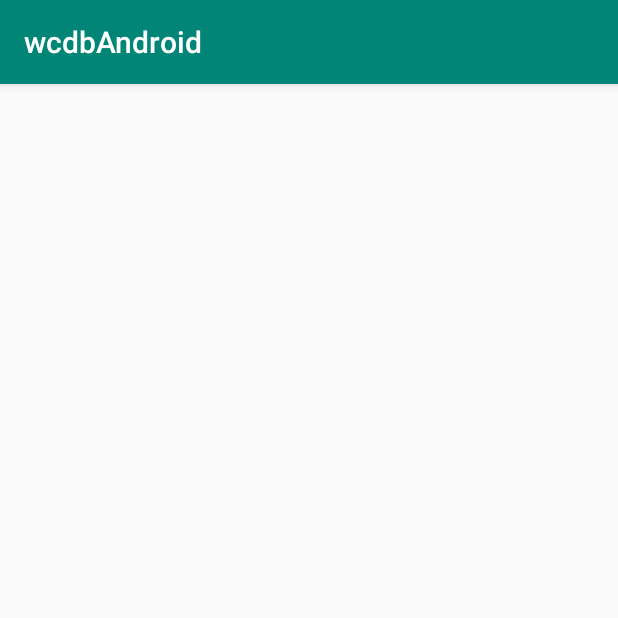
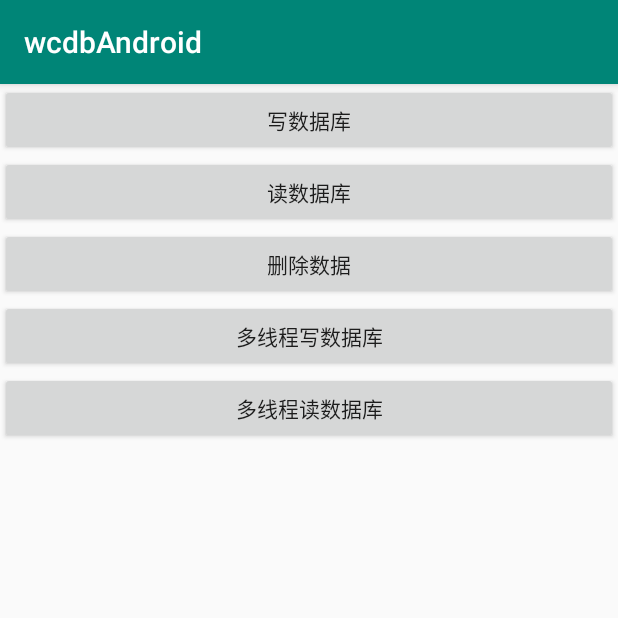
Before and after one commit to chenyan-master/wcdbAndroid, an Android app: the screen it shows after launch (MainActivity), on a phone screen of 412 x 824 dp, the top half of it. Run offline under Robolectric (Android 15) with nearby library versions, the phone set to English and light mode, and no system bars; our stand-ins replace Room's generated code, data binding; libraries missing offline, so code that uses them is left out: com.tencent.wcdb; 1 statement that could not run was skipped.

Commit message:
commit for test multiple thread write and read database.

```diff
--- a/app/build.gradle
+++ b/app/build.gradle
@@ -10,6 +10,11 @@ android {
         versionName "1.0"
         testInstrumentationRunner "android.support.test.runner.AndroidJUnitRunner"
     }
+
+    dataBinding {
+        enabled = true
+    }
+
     buildTypes {
         release {
             minifyEnabled false
--- a/app/src/main/java/com/huobi/cy/wcdb/MainActivity.java
+++ b/app/src/main/java/com/huobi/cy/wcdb/MainActivity.java
@@ -1,10 +1,13 @@
 package com.huobi.cy.wcdb;
 
 import android.arch.persistence.room.Room;
+import android.databinding.DataBindingUtil;
 import android.os.Bundle;
 import android.support.v7.app.AppCompatActivity;
-import android.widget.TextView;
+import android.util.Log;
+import android.view.View;
 
+import com.huobi.cy.wcdb.databinding.ActivityMainBinding;
 import com.huobi.cy.wcdb.entity.AppDatabase;
 import com.huobi.cy.wcdb.entity.User;
 import com.huobi.cy.wcdb.entity.UserDao;
@@ -12,6 +15,7 @@ import com.tencent.wcdb.database.SQLiteCipherSpec;
 import com.tencent.wcdb.room.db.WCDBOpenHelperFactory;
 
 import java.util.List;
+import java.util.Random;
 
 /**
  * @author chenyan@huobi.com
@@ -19,6 +23,8 @@ import java.util.List;
  * @desp
  */
 public class MainActivity extends AppCompatActivity {
+
+    private ActivityMainBinding mainBinding = null;
 
     private static final SQLiteCipherSpec sCipherSpec = new SQLiteCipherSpec()
             .setPageSize(4096)
@@ -30,10 +36,11 @@ public class MainActivity extends AppCompatActivity {
     @Override
     protected void onCreate(Bundle savedInstanceState) {
         super.onCreate(savedInstanceState);
-        setContentView(R.layout.activity_main);
+        mainBinding = DataBindingUtil.setContentView(this, R.layout.activity_main);
 
         mAppDB = Room.databaseBuilder(this, AppDatabase.class, "app-db")
                 .allowMainThreadQueries()
+                //使用wcdb的api,如果注释掉factory则是使用系统sqlite api
                 .openHelperFactory(new WCDBOpenHelperFactory()
                         .passphrase("passphrase".getBytes())
                         .cipherSpec(sCipherSpec)
@@ -50,25 +57,107 @@ public class MainActivity extends AppCompatActivity {
 //                })
                 .build();
 
+        mainBinding.btnReaddb.setOnClickListener(new View.OnClickListener() {
+            @Override
+            public void onClick(View view) {
+                mainBinding.tvData.setText(testReadDB());
+            }
+        });
+
+        mainBinding.btnWritedb.setOnClickListener(new View.OnClickListener() {
+            @Override
+            public void onClick(View view) {
+                testWriteDB();
+            }
+        });
+
+        mainBinding.btnDeldb.setOnClickListener(new View.OnClickListener() {
+            @Override
+            public void onClick(View view) {
+                delDBData();
+            }
+        });
+
+        mainBinding.btnMthreadRead.setOnClickListener(new View.OnClickListener() {
+            @Override
+            public void onClick(View view) {
+                multiThreadReadDB();
+            }
+        });
+
+        mainBinding.btnMthreadWrite.setOnClickListener(new View.OnClickListener() {
+            @Override
+            public void onClick(View view) {
+                multiThreadWriteDB();
+            }
+        });
+
+    }
+
+    /**
+     * read database
+     */
+    public String testReadDB() {
         mUsers = mAppDB.userDao();
-
-        User user = new User();
-        user.firstName = "John";
-        user.lastName = "He";
-        mUsers.insert(user);
-
-        user.firstName = "Sanhua";
-        user.lastName = "Zhang";
-        mUsers.insert(user);
-
         List<User> userList = mUsers.getAll();
 
         StringBuilder sb = new StringBuilder();
         for(User user1 : userList) {
-            sb.append(user1.firstName + " " + user1.lastName).append("\n");
+            sb.append(user1.lastName + " " + user1.firstName).append("\n");
         }
 
-        TextView tv_data = findViewById(R.id.tv_data);
-        tv_data.setText(sb.toString());
+        return sb.toString();
     }
+
+    /**
+     * write database
+     */
+    public void testWriteDB() {
+        mUsers = mAppDB.userDao();
+        User user = new User();
+        user.firstName = "YAN" + new Random().nextInt();
+        user.lastName = "CHEN";
+        mUsers.insert(user);
+    }
+
+    /**
+     * delete database
+     */
+    public void delDBData() {
+        mUsers = mAppDB.userDao();
+        mUsers.deleteAll();
+    }
+
+    public void multiThreadWriteDB() {
+        final long start = System.currentTimeMillis();
+        for(int i = 0;i < 100;i ++) {
+            new Thread() {
+                @Override
+                public void run() {
+                    testWriteDB();
+                    Log.d(MainActivity.class.getSimpleName(), "multiThreadWriteDB: " + (System.currentTimeMillis() - start));
+                }
+            }.start();
+        }
+    }
+
+    public void multiThreadReadDB() {
+        final long start = System.currentTimeMillis();
+        for(int i = 0;i < 100;i ++) {
+            new Thread() {
+                @Override
+                public void run() {
+                    final String data = testReadDB();
+                    runOnUiThread(new Runnable() {
+                        @Override
+                        public void run() {
+                            mainBinding.tvData.setText(data);
+                        }
+                    });
+                    Log.d(MainActivity.class.getSimpleName(), "multiThreadReadDB: " + (System.currentTimeMillis() - start));
+                }
+            }.start();
+        }
+    }
+
 }
--- a/app/src/main/java/com/huobi/cy/wcdb/entity/UserDao.java
+++ b/app/src/main/java/com/huobi/cy/wcdb/entity/UserDao.java
@@ -26,6 +26,9 @@ public interface UserDao {
     @Delete
     void delete(User user);
 
+    @Query("DELETE FROM user")
+    void deleteAll();
+
     @Update
     void update(User user);
 }
--- a/app/src/main/res/layout/activity_main.xml
+++ b/app/src/main/res/layout/activity_main.xml
@@ -1,20 +1,64 @@
 <?xml version="1.0" encoding="utf-8"?>
+<layout xmlns:android="http://schemas.android.com/apk/res/android"
+    xmlns:app="http://schemas.android.com/apk/res-auto"
+    xmlns:tools="http://schemas.android.com/tools">
+
+    <data>
+
+    </data>
+
     <android.support.constraint.ConstraintLayout
-    xmlns:android="http://schemas.android.com/apk/res/android"
-    xmlns:tools="http://schemas.android.com/tools"
-    xmlns:app="http://schemas.android.com/apk/res-auto"
         android:layout_width="match_parent"
         android:layout_height="match_parent"
         tools:context=".MainActivity">
 
+        <ScrollView
+            android:layout_width="match_parent"
+            android:layout_height="match_parent">
+
+            <LinearLayout
+                android:layout_width="match_parent"
+                android:layout_height="match_parent"
+                android:orientation="vertical">
+
+                <Button
+                    android:id="@+id/btn_writedb"
+                    android:layout_width="match_parent"
+                    android:layout_height="wrap_content"
+                    android:text="写数据库" />
+
+                <Button
+                    android:id="@+id/btn_readdb"
+                    android:layout_width="match_parent"
+                    android:layout_height="wrap_content"
+                    android:text="读数据库" />
+
+                <Button
+                    android:id="@+id/btn_deldb"
+                    android:layout_width="match_parent"
+                    android:layout_height="wrap_content"
+                    android:text="删除数据" />
+
+
+                <Button
+                    android:id="@+id/btn_mthread_write"
+                    android:layout_width="match_parent"
+                    android:layout_height="wrap_content"
+                    android:text="多线程写数据库" />
+
+                <Button
+                    android:id="@+id/btn_mthread_read"
+                    android:layout_width="match_parent"
+                    android:layout_height="wrap_content"
+                    android:text="多线程读数据库" />
+
                 <TextView
                     android:id="@+id/tv_data"
-        android:layout_width="wrap_content"
+                    android:layout_width="match_parent"
                     android:layout_height="wrap_content"
-        android:text="Hello World!"
-        app:layout_constraintBottom_toBottomOf="parent"
-        app:layout_constraintLeft_toLeftOf="parent"
-        app:layout_constraintRight_toRightOf="parent"
-        app:layout_constraintTop_toTopOf="parent" />
-
+                    android:textColor="#ff0000"
+                    android:textSize="16dp" />
+            </LinearLayout>
+        </ScrollView>
     </android.support.constraint.ConstraintLayout>
+</layout>
```
Lines whose indentation alone changed are shown as unchanged.
